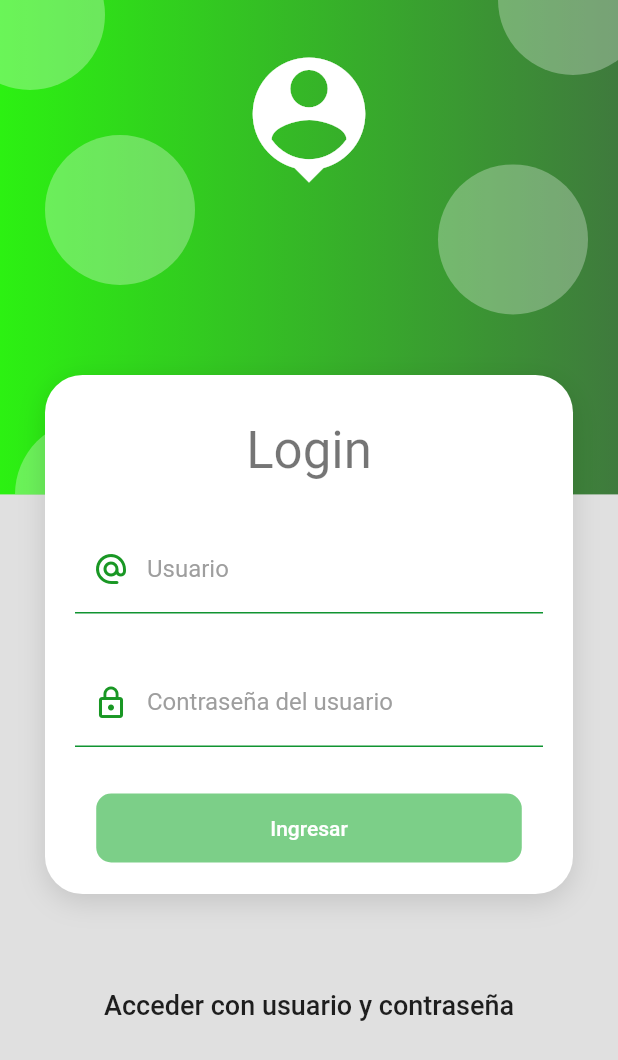
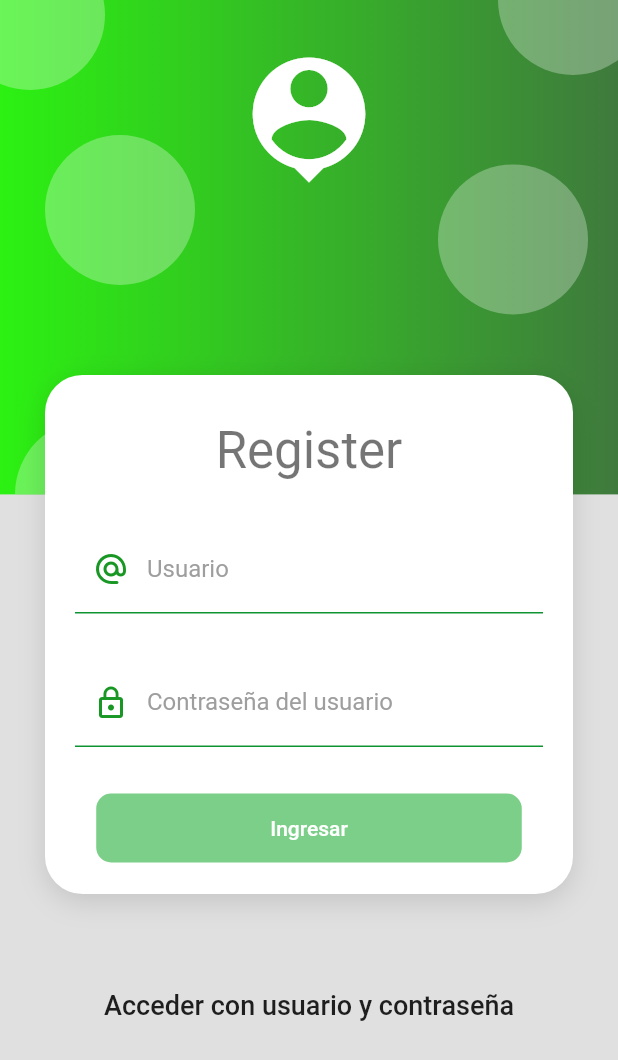
Before and after one commit to juanvix/Penitenciario, a Flutter app: the screen it shows after launch, after a tap on "Ingresar", after a tap on "Crear una nueva cuenta", on a phone screen of 412 x 824 dp. Shown: the top 1060 px of the screen. Run offline on Flutter 3.47's test engine with Material 2 defaults, Android fonts, the light colour scheme and no system bars; our stand-ins replace dio, flutter_secure_storage, image_picker; network calls fail.

Commit message:
20220330

```diff
--- a/lib/screens/internos.dart
+++ b/lib/screens/internos.dart
@@ -168,6 +168,7 @@ class _InternoForm extends StatelessWidget {
                 decoration: InputDecorations.authInputDecoration(
                     hintText: 'Observaciones del interno',
                     labelText: 'Observaciones:'),
+                maxLines: 5,
               ),
               const SizedBox(height: 30)
             ],
--- a/lib/screens/login.dart
+++ b/lib/screens/login.dart
@@ -35,7 +35,7 @@ class LoginScreen extends StatelessWidget {
                   overlayColor:
                       MaterialStateProperty.all(Colors.green.withOpacity(0.1)),
                   shape: MaterialStateProperty.all(StadiumBorder())),
-              child: Text(
+              child: const Text(
                 'Crear una nueva cuenta',
                 style: TextStyle(fontSize: 18, color: Colors.black87),
               )),
@@ -44,6 +44,23 @@ class LoginScreen extends StatelessWidget {
       ),
     )));
   }
+}
+
+void mostrarAlerta(BuildContext context, String mensaje) {
+  showDialog(
+      context: context,
+      builder: (context) {
+        return AlertDialog(
+          title: Text('Información incorrecta'),
+          content: Text(mensaje),
+          actions: <Widget>[
+            TextButton(
+              child: Text('Ok'),
+              onPressed: () => Navigator.of(context).pop(),
+            )
+          ],
+        );
+      });
 }
 
 class _LoginForm extends StatelessWidget {
@@ -80,7 +97,7 @@ class _LoginForm extends StatelessWidget {
             obscureText: true,
             keyboardType: TextInputType.emailAddress,
             decoration: InputDecorations.authInputDecoration(
-                hintText: '*****',
+                hintText: '******',
                 labelText: 'Contraseña del usuario',
                 prefixIcon: Icons.lock_outline),
             onChanged: (value) => loginForm.password = value,
@@ -111,8 +128,12 @@ class _LoginForm extends StatelessWidget {
                       final authService =
                           Provider.of<AuthService>(context, listen: false);
 
-                      if (!loginForm.isValidForm()) return;
-
+                      if (!loginForm.isValidForm()) {
+                        // NotificationService.showSnackbar("Usuario o contraseña incorrectos");
+                        mostrarAlerta(
+                            context, "Usuario o contraseña incorrectos");
+                        return;
+                      }
                       loginForm.isLoading = true;
 
                       final String? errorMessage = await authService.login(
@@ -120,7 +141,9 @@ class _LoginForm extends StatelessWidget {
                       if (errorMessage == null) {
                         Navigator.pushReplacementNamed(context, 'home');
                       } else {
-                        NotificationService.showSnackbar(errorMessage);
+                        //NotificationService.showSnackbar("Usuario o contraseña incorrectos");
+                        mostrarAlerta(
+                            context, "Usuario o contraseña incorrectos");
                         loginForm.isLoading = false;
                       }
                     })
--- a/lib/screens/register.dart
+++ b/lib/screens/register.dart
@@ -21,7 +21,7 @@ class RegisterScreen extends StatelessWidget {
               child: Column(
             children: [
               const SizedBox(height: 10),
-              Text('Login', style: Theme.of(context).textTheme.headline4),
+              Text('Register', style: Theme.of(context).textTheme.headline4),
               const SizedBox(height: 30),
               ChangeNotifierProvider(
                   create: (_) => LoginFormProvider(), child: _LoginForm())
@@ -118,7 +118,6 @@ class _LoginForm extends StatelessWidget {
                       if (errorMessage == null) {
                         Navigator.pushReplacementNamed(context, 'home');
                       } else {
-                        NotificationService.showSnackbar(errorMessage);
                         loginForm.isLoading = false;
                       }
                     })
--- a/lib/services/auth_service.dart
+++ b/lib/services/auth_service.dart
@@ -41,7 +41,7 @@ class AuthService extends ChangeNotifier {
     };
 
     final url = Uri.https(
-        _baseUrl, '/accounts:signInWithPassword', {'key': _firebaseToken});
+        _baseUrl, '/v1/accounts:signInWithPassword', {'key': _firebaseToken});
 
     final resp = await http.post(url, body: json.encode(authData));
     final Map<String, dynamic> decodedResp = json.decode(resp.body);
--- a/lib/services/notifications_service.dart
+++ /dev/null
@@ -1,15 +0,0 @@
-import 'package:flutter/material.dart';
-
-class NotificationService {
-  static GlobalKey<ScaffoldMessengerState> messengerKey =
-      new GlobalKey<ScaffoldMessengerState>();
-
-  static showSnackbar(String message) {
-    final snackBar = new SnackBar(
-      content:
-          Text(message, style: TextStyle(color: Colors.white, fontSize: 20)),
-    );
-
-    messengerKey.currentState!.showSnackBar(snackBar);
-  }
-}
--- a/lib/services/services.dart
+++ b/lib/services/services.dart
@@ -1,3 +1,2 @@
 export 'package:penitenciario/services/internos_service.dart';
 export 'package:penitenciario/services/auth_service.dart';
-export 'package:penitenciario/services/notifications_service.dart';
```
Also changed, not shown: 3 other files.
